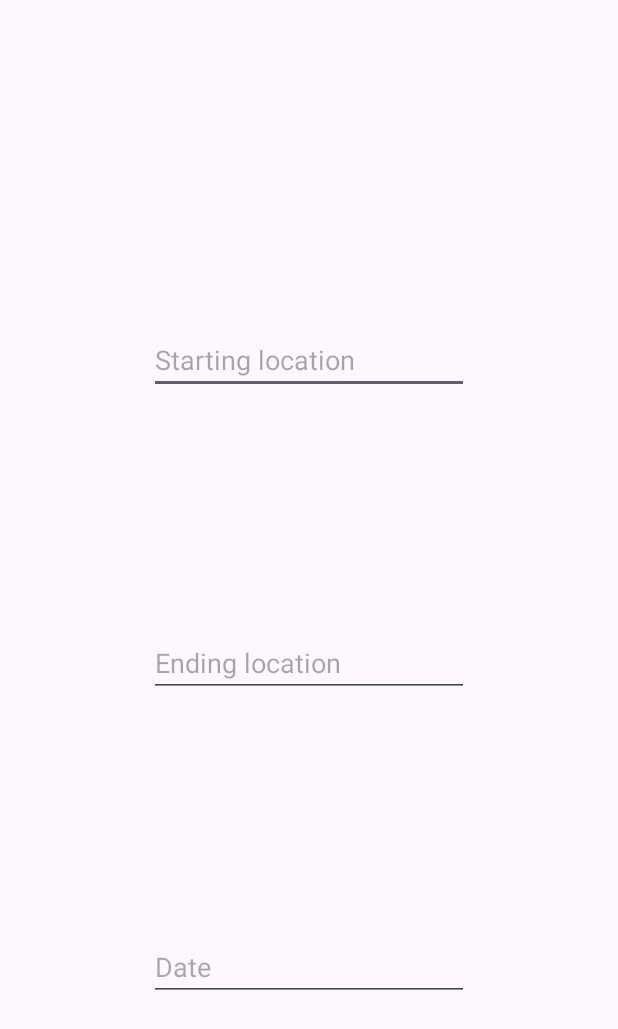
After one commit to ljahn-git/UGARideShare, an Android app: the fragment AddRequestDialogFragment shown on its own in the app's theme, on a phone screen of 412 x 824 dp. The commit adds this screen. Shown: the top 1029 px of the screen. Run offline under Robolectric (Android 15) with nearby library versions, the phone set to English and light mode, and no system bars.

Commit message:
Added floating action button and add ride offer dialog fragment.

```diff
--- /dev/null
+++ b/app/src/main/java/edu/uga/cs/ugarideshare/AddRequestDialogFragment.java
@@ -0,0 +1,64 @@
+package edu.uga.cs.ugarideshare;
+
+import android.os.Bundle;
+
+import androidx.fragment.app.Fragment;
+
+import android.view.LayoutInflater;
+import android.view.View;
+import android.view.ViewGroup;
+
+/**
+ * A simple {@link Fragment} subclass.
+ * Use the {@link AddRequestDialogFragment#newInstance} factory method to
+ * create an instance of this fragment.
+ */
+public class AddRequestDialogFragment extends Fragment {
+
+    // TODO: Rename parameter arguments, choose names that match
+    // the fragment initialization parameters, e.g. ARG_ITEM_NUMBER
+    private static final String ARG_PARAM1 = "param1";
+    private static final String ARG_PARAM2 = "param2";
+
+    // TODO: Rename and change types of parameters
+    private String mParam1;
+    private String mParam2;
+
+    public AddRequestDialogFragment() {
+        // Required empty public constructor
+    }
+
+    /**
+     * Use this factory method to create a new instance of
+     * this fragment using the provided parameters.
+     *
+     * @param param1 Parameter 1.
+     * @param param2 Parameter 2.
+     * @return A new instance of fragment AddRequestDialogFragment.
+     */
+    // TODO: Rename and change types and number of parameters
+    public static AddRequestDialogFragment newInstance(String param1, String param2) {
+        AddRequestDialogFragment fragment = new AddRequestDialogFragment();
+        Bundle args = new Bundle();
+        args.putString(ARG_PARAM1, param1);
+        args.putString(ARG_PARAM2, param2);
+        fragment.setArguments(args);
+        return fragment;
+    }
+
+    @Override
+    public void onCreate(Bundle savedInstanceState) {
+        super.onCreate(savedInstanceState);
+        if (getArguments() != null) {
+            mParam1 = getArguments().getString(ARG_PARAM1);
+            mParam2 = getArguments().getString(ARG_PARAM2);
+        }
+    }
+
+    @Override
+    public View onCreateView(LayoutInflater inflater, ViewGroup container,
+                             Bundle savedInstanceState) {
+        // Inflate the layout for this fragment
+        return inflater.inflate(R.layout.fragment_add_request_dialog, container, false);
+    }
+}
--- a/app/src/main/java/edu/uga/cs/ugarideshare/ListOffersRequestsFragment.java
+++ b/app/src/main/java/edu/uga/cs/ugarideshare/ListOffersRequestsFragment.java
@@ -75,4 +75,8 @@ public class ListOffersRequestsFragment extends Fragment {
         //TODO: retrieve data based on value of offers and pass data (along with offers) to CardRecyclerAdapter object
         //Also, the constructor for offers takes a String and the one for requests takes an integer because I'm too far down this rabbit hole to make actually good code
     }
+
+    public void saveNewRideOffer(String startingPoint, String endingPoint, String date) {
+
+    }
 }
--- /dev/null
+++ b/app/src/main/res/layout/fragment_add_request_dialog.xml
@@ -0,0 +1,51 @@
+<?xml version="1.0" encoding="utf-8"?>
+<androidx.constraintlayout.widget.ConstraintLayout xmlns:android="http://schemas.android.com/apk/res/android"
+    xmlns:app="http://schemas.android.com/apk/res-auto"
+    android:id="@+id/root"
+    android:layout_width="match_parent"
+    android:layout_height="match_parent">
+
+    <EditText
+        android:id="@+id/editText1"
+        android:layout_width="wrap_content"
+        android:layout_height="wrap_content"
+        android:layout_marginTop="60dp"
+        android:ems="10"
+        android:hint="Starting location"
+        android:inputType="text"
+        app:layout_constraintBottom_toTopOf="@+id/editText2"
+        app:layout_constraintEnd_toEndOf="parent"
+        app:layout_constraintHorizontal_bias="0.5"
+        app:layout_constraintStart_toStartOf="parent"
+        app:layout_constraintTop_toTopOf="parent"
+        />
+
+    <EditText
+        android:id="@+id/editText2"
+        android:layout_width="wrap_content"
+        android:layout_height="wrap_content"
+        android:ems="10"
+        android:hint="Ending location"
+        android:inputType="text"
+        app:layout_constraintBottom_toTopOf="@+id/editText3"
+        app:layout_constraintEnd_toEndOf="parent"
+        app:layout_constraintHorizontal_bias="0.5"
+        app:layout_constraintStart_toStartOf="parent"
+        app:layout_constraintTop_toBottomOf="@+id/editText1"
+        />
+
+    <EditText
+        android:id="@+id/editText3"
+        android:layout_width="wrap_content"
+        android:layout_height="wrap_content"
+        android:ems="10"
+        android:hint="Date"
+        android:inputType="text"
+        app:layout_constraintTop_toBottomOf="@+id/editText2"
+        app:layout_constraintEnd_toEndOf="parent"
+        app:layout_constraintHorizontal_bias="0.5"
+        app:layout_constraintStart_toStartOf="parent"
+        app:layout_constraintBottom_toBottomOf="parent"
+        />
+
+</androidx.constraintlayout.widget.ConstraintLayout>
```
Also changed, not shown: app/src/main/java/edu/uga/cs/ugarideshare/AddOfferDialogFragment.java (added, +62 -0 lines), app/src/main/res/layout/fragment_add_offer_dialog.xml (added, +51 -0 lines), app/src/main/res/layout/fragment_list_offers_requests.xml (+15 -0 lines).
